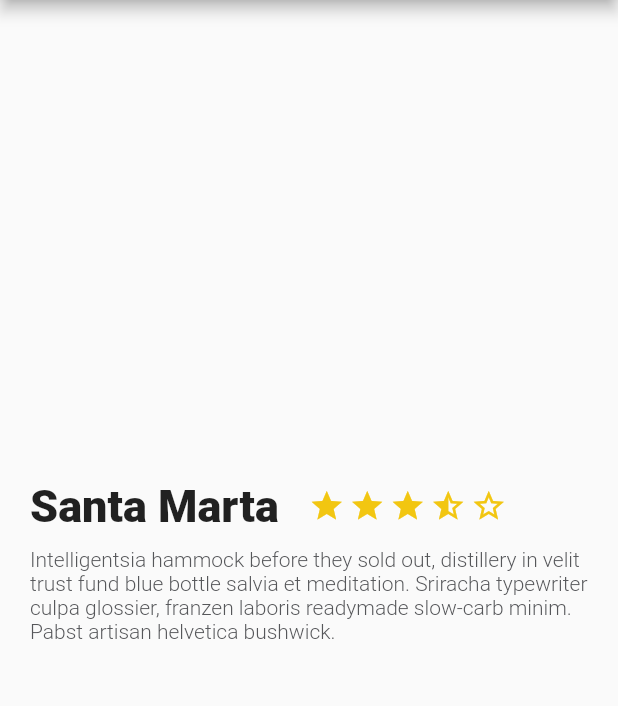
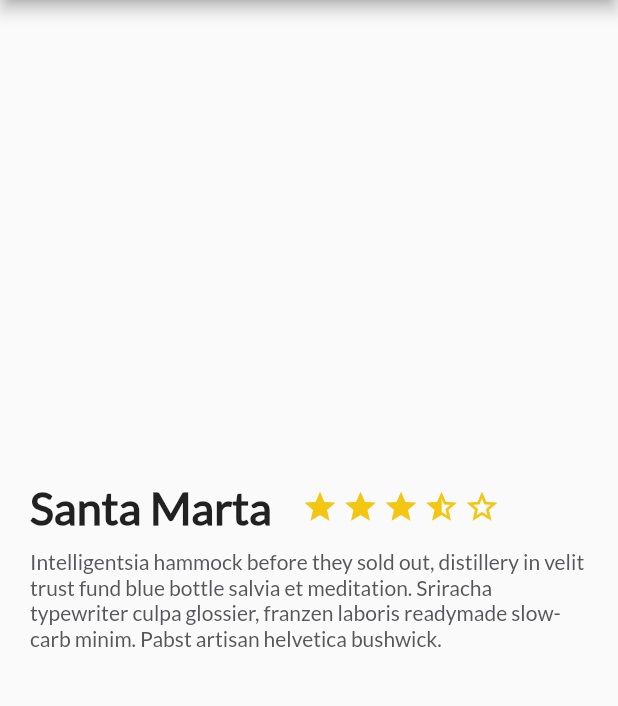
Before and after one commit to Yenniferh/Platzi-Trips, a Flutter app: the screen it shows after launch, on a phone screen of 412 x 824 dp, the part 84-790 px from its top. Run offline on Flutter 3.47's test engine with Material 2 defaults, Android fonts, the phone set to English and light mode, and no system bars.

Commit message:
A Google Font typo added

```diff
--- a/lib/description_place.dart
+++ b/lib/description_place.dart
@@ -49,6 +49,7 @@ class DescriptionPlace extends StatelessWidget {
             style: TextStyle(
               fontSize: 30.0,
               fontWeight: FontWeight.w900,
+              fontFamily: 'Lato',
             ),
             textAlign: TextAlign.left,
           ),
@@ -77,6 +78,7 @@ class DescriptionPlace extends StatelessWidget {
           fontSize: 14.0,
           fontWeight: FontWeight.w300,
           color: Color(0xff56575a),
+          fontFamily: 'Lato',
         ),
       ),
     );
--- a/pubspec.yaml
+++ b/pubspec.yaml
@@ -70,3 +70,7 @@ flutter:
   #
   # For details regarding fonts from package dependencies,
   # see https://flutter.dev/custom-fonts/#from-packages
+  fonts:
+    - family: 'Lato'
+      fonts:
+        - asset: fonts/Lato-Regular.ttf
```
Also changed, not shown: fonts/Lato-Regular.ttf (added).
